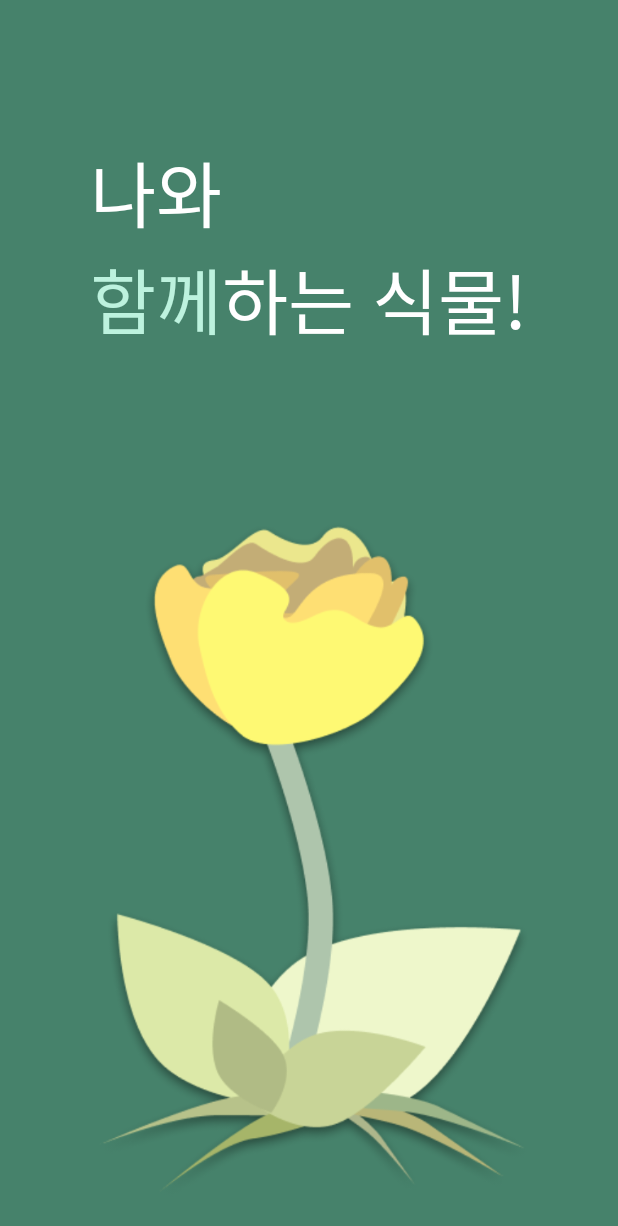
After one commit to mju-teamproject-44/BlueLeaf, an Android app: the SplashActivity screen opened directly, with no data from a screen before it, on a phone screen of 412 x 824 dp. The commit adds this screen. Shown: the top 1226 px of the screen. Run offline under Robolectric (Android 15) with nearby library versions, the phone set to English and light mode, and no system bars.

Commit message:
feat : Splash 화면 추가

```diff
--- a/app/src/main/AndroidManifest.xml
+++ b/app/src/main/AndroidManifest.xml
@@ -14,6 +14,9 @@
         tools:targetApi="31">
         <activity
             android:name=".MainActivity"
+            android:exported="true" />
+        <activity
+            android:name=".SplashActivity"
             android:exported="true">
             <intent-filter>
                 <action android:name="android.intent.action.MAIN" />
--- /dev/null
+++ b/app/src/main/java/com/example/blueleaf/SplashActivity.kt
@@ -0,0 +1,43 @@
+package com.example.blueleaf
+
+import android.content.Intent
+import androidx.appcompat.app.AppCompatActivity
+import android.os.Bundle
+import android.os.Handler
+import android.os.Looper
+import android.text.Spannable
+import android.text.SpannableStringBuilder
+import android.text.style.ForegroundColorSpan
+import android.widget.TextView
+
+class SplashActivity : AppCompatActivity() {
+    override fun onCreate(savedInstanceState: Bundle?) {
+        super.onCreate(savedInstanceState)
+        setContentView(R.layout.activity_splash)
+
+        // 일정 시간 지연 이후 실행하기 위한 코드
+        Handler(Looper.getMainLooper()).postDelayed({
+
+            // 일정 시간이 지나면 MainActivity로 이동
+            val intent= Intent(this,MainActivity::class.java)
+            startActivity(intent)
+
+            // 이전 키를 눌렀을 때 splash 화면으로 이동을 방지하기 위해
+            // 이동한 다음 사용안함으로 finish 처리
+            finish()
+
+
+        },3000) // 시간 3초 이후 실행
+
+        // 나와 함께하는 식물 -> '함께' 부분 색 따로 지정
+        val splashText = findViewById<TextView>(R.id.splash_text)
+        val ssb = SpannableStringBuilder(splashText.text)
+
+        ssb.apply{
+            setSpan(ForegroundColorSpan(getColor(R.color.lightGreen)), 3, 5, Spannable.SPAN_EXCLUSIVE_EXCLUSIVE)
+
+        }
+
+        splashText.text = ssb
+    }
+}
--- /dev/null
+++ b/app/src/main/res/font/font.xml
@@ -0,0 +1,6 @@
+<?xml version="1.0" encoding="utf-8"?>
+<font-family xmlns:android="http://schemas.android.com/apk/res/android">
+
+    <font android:font="@font/korail_round_gothic_bold"
+        />
+</font-family>
--- /dev/null
+++ b/app/src/main/res/layout/activity_splash.xml
@@ -0,0 +1,35 @@
+<?xml version="1.0" encoding="utf-8"?>
+<androidx.constraintlayout.widget.ConstraintLayout xmlns:android="http://schemas.android.com/apk/res/android"
+    xmlns:app="http://schemas.android.com/apk/res-auto"
+    xmlns:tools="http://schemas.android.com/tools"
+    android:layout_width="match_parent"
+    android:layout_height="match_parent"
+    android:background="#46826B"
+    tools:context=".SplashActivity">
+
+    <ImageView
+        android:id="@+id/imageView"
+        android:layout_width="339dp"
+        android:layout_height="472dp"
+        app:layout_constraintBottom_toBottomOf="parent"
+        app:layout_constraintEnd_toEndOf="parent"
+        app:layout_constraintStart_toStartOf="parent"
+        app:layout_constraintTop_toTopOf="parent"
+        app:layout_constraintVertical_bias="0.938"
+        app:srcCompat="@drawable/flower" />
+
+    <TextView
+        android:id="@+id/splash_text"
+        android:layout_width="wrap_content"
+        android:layout_height="wrap_content"
+        android:layout_marginTop="92dp"
+        android:fontFamily="@font/korail_round_gothic_bold"
+        android:text="나와\n함께하는 식물!"
+        android:textColor="#FFFFFF"
+        android:textSize="48sp"
+        app:layout_constraintEnd_toEndOf="parent"
+        app:layout_constraintHorizontal_bias="0.495"
+        app:layout_constraintStart_toStartOf="parent"
+        app:layout_constraintTop_toTopOf="parent" />
+
+</androidx.constraintlayout.widget.ConstraintLayout>
--- a/app/src/main/res/values/colors.xml
+++ b/app/src/main/res/values/colors.xml
@@ -2,4 +2,5 @@
 <resources>
     <color name="black">#FF000000</color>
     <color name="white">#FFFFFFFF</color>
+    <color name="lightGreen">#FFBDF2DE</color>
 </resources>
```
Also changed, not shown: app/src/main/res/drawable/flower.png (added), 3 other files.
